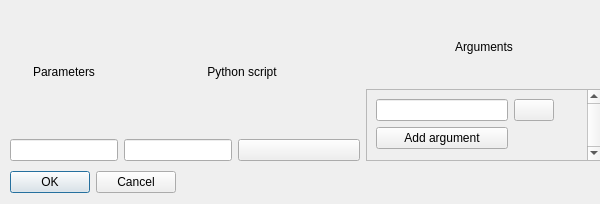
Before: the Qt Designer form core/ReadPythonPlugin/pythonscriptswindow.ui in HDominguezD/TFG, drawn with Qt 5.
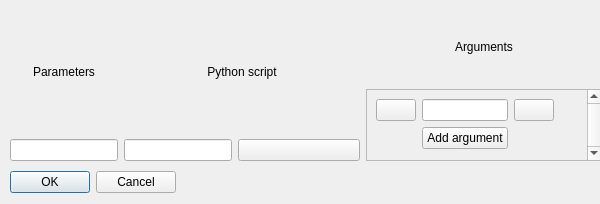
After: the same form once the commit is applied.

Commit message: remove isovalues and script parameters button

What changed in the file:
```diff
--- a/core/ReadPythonPlugin/pythonscriptswindow.ui
+++ b/core/ReadPythonPlugin/pythonscriptswindow.ui
@@ -156,23 +156,30 @@
           <layout class="QGridLayout" name="gridLayout_3">
            <item row="0" column="0">
             <layout class="QGridLayout" name="gridLayout">
-             <item row="0" column="0">
-              <widget class="QLineEdit" name="argumentsLineEdit"/>
-             </item>
              <item row="0" column="1">
+              <widget class="QLineEdit" name="argumentsLineEdit"/>
+             </item>
+             <item row="0" column="2">
               <widget class="QPushButton" name="openFileButton">
                <property name="text">
                 <string/>
                </property>
               </widget>
              </item>
-             <item row="1" column="0">
+             <item row="1" column="1">
               <widget class="QPushButton" name="addArgumentButton">
                <property name="text">
                 <string>Add argument</string>
                </property>
               </widget>
              </item>
+             <item row="0" column="0">
+              <widget class="QPushButton" name="removeArgumentButton">
+               <property name="text">
+                <string/>
+               </property>
+              </widget>
+             </item>
             </layout>
            </item>
           </layout>
```
The commit also changes 16 other files.
